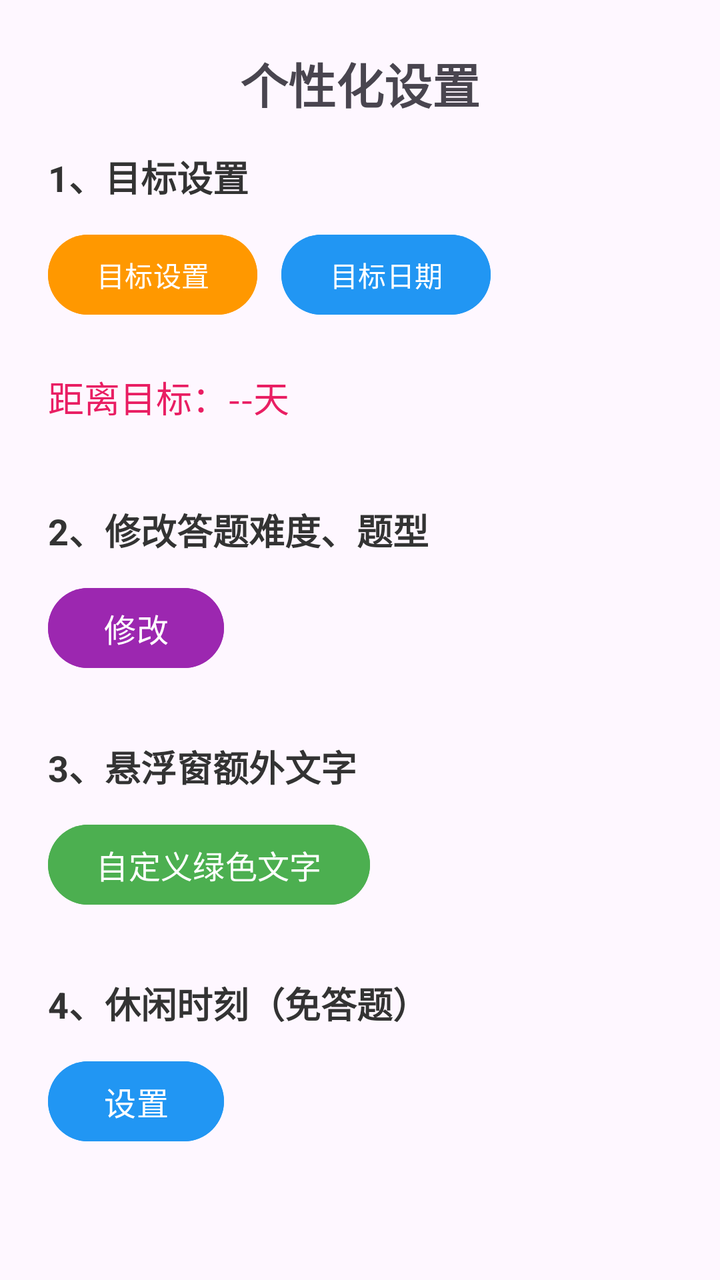
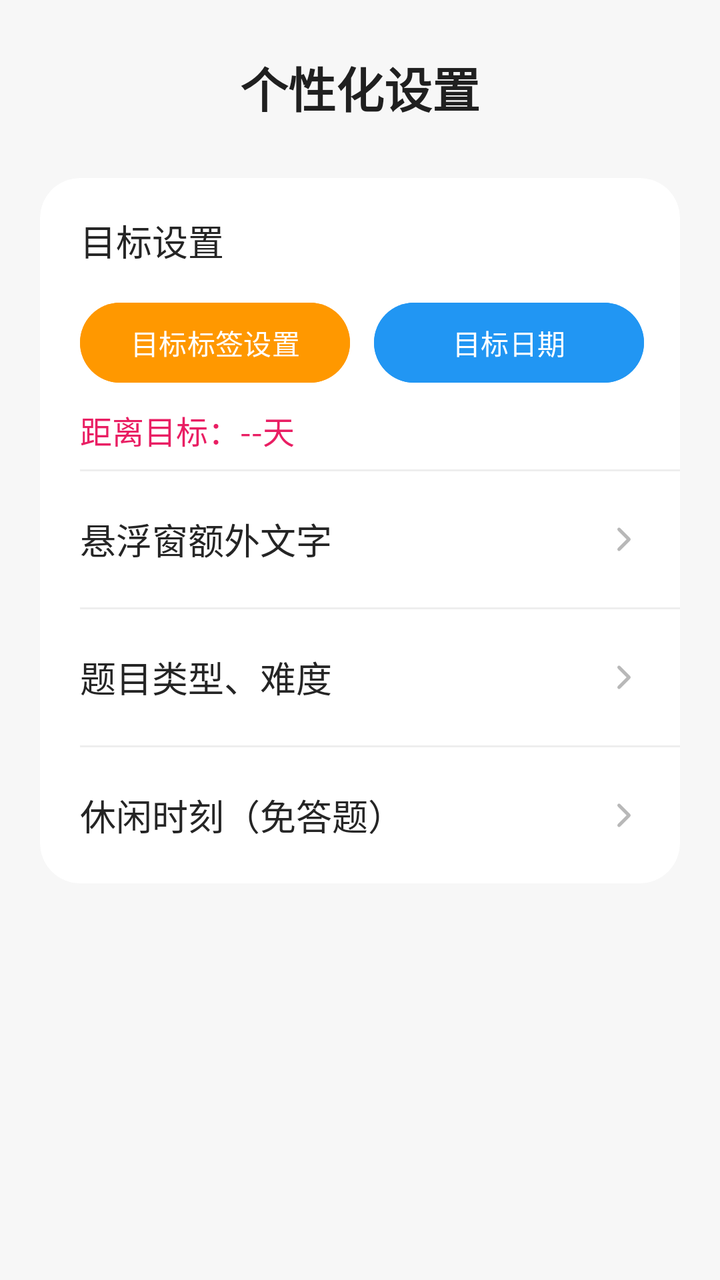

The first picture is an Android layout as it rendered before a commit; the second is the same layout after the commit. The layout source and the unified diff follow.
<!-- AndroidManifest.xml: application theme Theme.Basic -->
<!-- res/layout/fragment_goal.xml -->
<?xml version="1.0" encoding="utf-8"?>
<ScrollView xmlns:android="http://schemas.android.com/apk/res/android"
    android:layout_width="match_parent"
    android:layout_height="match_parent"
    android:fillViewport="true">

    <LinearLayout
        android:layout_width="match_parent"
        android:layout_height="wrap_content"
        android:orientation="vertical"
        android:padding="24dp">

        <TextView
            android:id="@+id/tv_goal_title"
            android:layout_width="match_parent"
            android:layout_height="wrap_content"
            android:gravity="center"
            android:text="个性化设置"
            android:textSize="24sp"
            android:textStyle="bold"
            android:layout_marginBottom="16dp" />

        <TextView
            android:layout_width="wrap_content"
            android:layout_height="wrap_content"
            android:text="1、目标设置"
            android:textSize="18sp"
            android:textColor="#333333"
            android:textStyle="bold"
            android:layout_marginBottom="12dp" />

        <LinearLayout
            android:layout_width="match_parent"
            android:layout_height="wrap_content"
            android:gravity="start"
            android:orientation="horizontal">

            <Button
                android:id="@+id/btn_tag_setting"
                android:layout_width="wrap_content"
                android:layout_height="wrap_content"
                android:layout_marginEnd="12dp"
                android:backgroundTint="#FF9800"
                android:text="目标设置" />

            <Button
                android:id="@+id/btn_target_date_setting"
                android:layout_width="wrap_content"
                android:layout_height="wrap_content"
                android:backgroundTint="#2196F3"
                android:text="目标日期" />

        </LinearLayout>

        <TextView
            android:id="@+id/tv_goal_countdown"
            android:layout_width="wrap_content"
            android:layout_height="wrap_content"
            android:text="距离目标：--天"
            android:textSize="18sp"
            android:textColor="#E91E63"
            android:layout_marginTop="24dp"
            android:layout_marginBottom="8dp" />

        
        <TextView
            android:layout_width="wrap_content"
            android:layout_height="wrap_content"
            android:text="2、修改答题难度、题型"
            android:textSize="18sp"
            android:textColor="#333333"
            android:textStyle="bold"
            android:layout_marginTop="32dp"
            android:layout_marginBottom="12dp" />

        <Button
            android:id="@+id/btn_math_difficulty"
            android:layout_width="wrap_content"
            android:layout_height="wrap_content"
            android:backgroundTint="#9C27B0"
            android:text="修改"
            android:textColor="#FFFFFF"
            android:textSize="16sp" />

        
        <TextView
            android:layout_width="wrap_content"
            android:layout_height="wrap_content"
            android:text="3、悬浮窗额外文字"
            android:textSize="18sp"
            android:textColor="#333333"
            android:textStyle="bold"
            android:layout_marginTop="32dp"
            android:layout_marginBottom="12dp" />

        <Button
            android:id="@+id/btn_floating_strict_reminder"
            android:layout_width="wrap_content"
            android:layout_height="wrap_content"
            android:backgroundTint="#4CAF50"
            android:text="自定义绿色文字"
            android:textColor="#FFFFFF"
            android:textSize="16sp" />

        <TextView
            android:layout_width="wrap_content"
            android:layout_height="wrap_content"
            android:layout_marginTop="32dp"
            android:layout_marginBottom="12dp"
            android:text="4、休闲时刻（免答题）"
            android:textColor="#333333"
            android:textSize="18sp"
            android:textStyle="bold" />

        <Button
            android:id="@+id/btn_leisure_time"
            android:layout_width="wrap_content"
            android:layout_height="wrap_content"
            android:backgroundTint="#2196F3"
            android:text="设置"
            android:textColor="#FFFFFF"
            android:textSize="16sp" />

    </LinearLayout>
</ScrollView>
<!-- resources referenced by this layout -->
<resources>
  <style name="Theme.Basic" parent="Base.Theme.Basic" />
  <style name="Base.Theme.Basic" parent="Theme.Material3.DayNight.NoActionBar">
          
          
      </style>
</resources>

<!-- the commit's change to res/layout/fragment_goal.xml (unified diff, before → after) -->
@@ -1,125 +1,212 @@
 <?xml version="1.0" encoding="utf-8"?>
 <ScrollView xmlns:android="http://schemas.android.com/apk/res/android"
+    xmlns:app="http://schemas.android.com/apk/res-auto"
     android:layout_width="match_parent"
     android:layout_height="match_parent"
-    android:fillViewport="true">
+    android:background="#F7F7F7"
+    android:clipToPadding="false"
+    android:fillViewport="true"
+    android:overScrollMode="never">
 
     <LinearLayout
         android:layout_width="match_parent"
         android:layout_height="wrap_content"
         android:orientation="vertical"
-        android:padding="24dp">
+        android:paddingStart="20dp"
+        android:paddingTop="26dp"
+        android:paddingEnd="20dp"
+        android:paddingBottom="32dp">
 
         <TextView
-            android:id="@+id/tv_goal_title"
             android:layout_width="match_parent"
             android:layout_height="wrap_content"
+            android:layout_marginBottom="28dp"
             android:gravity="center"
             android:text="个性化设置"
+            android:textColor="#202020"
             android:textSize="24sp"
-            android:textStyle="bold"
-            android:layout_marginBottom="16dp" />
-
-        <TextView
-            android:layout_width="wrap_content"
-            android:layout_height="wrap_content"
-            android:text="1、目标设置"
-            android:textSize="18sp"
-            android:textColor="#333333"
-            android:textStyle="bold"
-            android:layout_marginBottom="12dp" />
-
-        <LinearLayout
+            android:textStyle="bold" />
+
+        <androidx.cardview.widget.CardView
             android:layout_width="match_parent"
             android:layout_height="wrap_content"
-            android:gravity="start"
-            android:orientation="horizontal">
-
-            <Button
-                android:id="@+id/btn_tag_setting"
-                android:layout_width="wrap_content"
+            app:cardBackgroundColor="#FFFFFF"
+            app:cardCornerRadius="20dp"
+            app:cardElevation="0dp"
+            app:cardPreventCornerOverlap="true">
+
+            <LinearLayout
+                android:layout_width="match_parent"
                 android:layout_height="wrap_content"
-                android:layout_marginEnd="12dp"
-                android:backgroundTint="#FF9800"
-                android:text="目标设置" />
-
-            <Button
-                android:id="@+id/btn_target_date_setting"
-                android:layout_width="wrap_content"
-                android:layout_height="wrap_content"
-                android:backgroundTint="#2196F3"
-                android:text="目标日期" />
-
-        </LinearLayout>
-
-        <TextView
-            android:id="@+id/tv_goal_countdown"
-            android:layout_width="wrap_content"
-            android:layout_height="wrap_content"
-            android:text="距离目标：--天"
-            android:textSize="18sp"
-            android:textColor="#E91E63"
-            android:layout_marginTop="24dp"
-            android:layout_marginBottom="8dp" />
-
-        
-        <TextView
-            android:layout_width="wrap_content"
-            android:layout_height="wrap_content"
-            android:text="2、修改答题难度、题型"
-            android:textSize="18sp"
-            android:textColor="#333333"
-            android:textStyle="bold"
-            android:layout_marginTop="32dp"
-            android:layout_marginBottom="12dp" />
-
-        <Button
-            android:id="@+id/btn_math_difficulty"
-            android:layout_width="wrap_content"
-            android:layout_height="wrap_content"
-            android:backgroundTint="#9C27B0"
-            android:text="修改"
-            android:textColor="#FFFFFF"
-            android:textSize="16sp" />
-
-        
-        <TextView
-            android:layout_width="wrap_content"
-            android:layout_height="wrap_content"
-            android:text="3、悬浮窗额外文字"
-            android:textSize="18sp"
-            android:textColor="#333333"
-            android:textStyle="bold"
-            android:layout_marginTop="32dp"
-            android:layout_marginBottom="12dp" />
-
-        <Button
-            android:id="@+id/btn_floating_strict_reminder"
-            android:layout_width="wrap_content"
-            android:layout_height="wrap_content"
-            android:backgroundTint="#4CAF50"
-            android:text="自定义绿色文字"
-            android:textColor="#FFFFFF"
-            android:textSize="16sp" />
-
-        <TextView
-            android:layout_width="wrap_content"
-            android:layout_height="wrap_content"
-            android:layout_marginTop="32dp"
-            android:layout_marginBottom="12dp"
-            android:text="4、休闲时刻（免答题）"
-            android:textColor="#333333"
-            android:textSize="18sp"
-            android:textStyle="bold" />
-
-        <Button
-            android:id="@+id/btn_leisure_time"
-            android:layout_width="wrap_content"
-            android:layout_height="wrap_content"
-            android:backgroundTint="#2196F3"
-            android:text="设置"
-            android:textColor="#FFFFFF"
-            android:textSize="16sp" />
+                android:orientation="vertical">
+
+                <LinearLayout
+                    android:layout_width="match_parent"
+                    android:layout_height="wrap_content"
+                    android:orientation="vertical"
+                    android:paddingStart="20dp"
+                    android:paddingTop="18dp"
+                    android:paddingEnd="18dp"
+                    android:paddingBottom="8dp">
+
+                    <TextView
+                        android:layout_width="match_parent"
+                        android:layout_height="wrap_content"
+                        android:text="目标设置"
+                        android:textColor="#252525"
+                        android:textSize="18sp" />
+
+                    <LinearLayout
+                        android:layout_width="match_parent"
+                        android:layout_height="wrap_content"
+                        android:layout_marginTop="14dp"
+                        android:gravity="center_vertical"
+                        android:orientation="horizontal">
+
+                        <Button
+                            android:id="@+id/btn_tag_setting"
+                            android:layout_width="0dp"
+                            android:layout_height="wrap_content"
+                            android:layout_marginEnd="6dp"
+                            android:layout_weight="1"
+                            android:backgroundTint="#FF9800"
+                            android:minWidth="0dp"
+                            android:paddingStart="8dp"
+                            android:paddingEnd="8dp"
+                            android:text="目标标签设置"
+                            android:textAllCaps="false" />
+
+                        <Button
+                            android:id="@+id/btn_target_date_setting"
+                            android:layout_width="0dp"
+                            android:layout_height="wrap_content"
+                            android:layout_marginStart="6dp"
+                            android:layout_weight="1"
+                            android:backgroundTint="#2196F3"
+                            android:minWidth="0dp"
+                            android:paddingStart="8dp"
+                            android:paddingEnd="8dp"
+                            android:text="目标日期"
+                            android:textAllCaps="false" />
+
+                    </LinearLayout>
+
+                    <TextView
+                        android:id="@+id/tv_goal_countdown"
+                        android:layout_width="match_parent"
+                        android:layout_height="wrap_content"
+                        android:layout_marginTop="8dp"
+                        android:text="距离目标：--天"
+                        android:textColor="#E91E63"
+                        android:textSize="16sp" />
+
+                </LinearLayout>
+
+                <View
+                    android:layout_width="match_parent"
+                    android:layout_height="1dp"
+                    android:layout_marginStart="20dp"
+                    android:background="#EEEEEE" />
+
+                <LinearLayout
+                    android:id="@+id/btn_floating_strict_reminder"
+                    android:layout_width="match_parent"
+                    android:layout_height="68dp"
+                    android:background="?attr/selectableItemBackground"
+                    android:clickable="true"
+                    android:focusable="true"
+                    android:gravity="center_vertical"
+                    android:orientation="horizontal"
+                    android:paddingStart="20dp"
+                    android:paddingEnd="18dp">
+
+                    <TextView
+                        android:layout_width="0dp"
+                        android:layout_height="wrap_content"
+                        android:layout_weight="1"
+                        android:text="悬浮窗额外文字"
+                        android:textColor="#252525"
+                        android:textSize="18sp" />
+
+                    <ImageView
+                        android:layout_width="20dp"
+                        android:layout_height="20dp"
+                        android:contentDescription="@null"
+                        android:src="@drawable/ic_menu_chevron" />
+
+                </LinearLayout>
+
+                <View
+                    android:layout_width="match_parent"
+                    android:layout_height="1dp"
+                    android:layout_marginStart="20dp"
+                    android:background="#EEEEEE" />
+
+                <LinearLayout
+                    android:id="@+id/btn_math_difficulty"
+                    android:layout_width="match_parent"
+                    android:layout_height="68dp"
+                    android:background="?attr/selectableItemBackground"
+                    android:clickable="true"
+                    android:focusable="true"
+                    android:gravity="center_vertical"
+                    android:orientation="horizontal"
+                    android:paddingStart="20dp"
+                    android:paddingEnd="18dp">
+
+                    <TextView
+                        android:layout_width="0dp"
+                        android:layout_height="wrap_content"
+                        android:layout_weight="1"
+                        android:text="题目类型、难度"
+                        android:textColor="#252525"
+                        android:textSize="18sp" />
+
+                    <ImageView
+                        android:layout_width="20dp"
+                        android:layout_height="20dp"
+                        android:contentDescription="@null"
+                        android:src="@drawable/ic_menu_chevron" />
+
+                </LinearLayout>
+
+                <View
+                    android:layout_width="match_parent"
+                    android:layout_height="1dp"
+                    android:layout_marginStart="20dp"
+                    android:background="#EEEEEE" />
+
+                <LinearLayout
+                    android:id="@+id/btn_leisure_time"
+                    android:layout_width="match_parent"
+                    android:layout_height="68dp"
+                    android:background="?attr/selectableItemBackground"
+                    android:clickable="true"
+                    android:focusable="true"
+                    android:gravity="center_vertical"
+                    android:orientation="horizontal"
+                    android:paddingStart="20dp"
+                    android:paddingEnd="18dp">
+
+                    <TextView
+                        android:layout_width="0dp"
+                        android:layout_height="wrap_content"
+                        android:layout_weight="1"
+                        android:text="休闲时刻（免答题）"
+                        android:textColor="#252525"
+                        android:textSize="18sp" />
+
+                    <ImageView
+                        android:layout_width="20dp"
+                        android:layout_height="20dp"
+                        android:contentDescription="@null"
+                        android:src="@drawable/ic_menu_chevron" />
+
+                </LinearLayout>
+
+            </LinearLayout>
+
+        </androidx.cardview.widget.CardView>
 
     </LinearLayout>
 </ScrollView>
<!-- resource entries referenced after the edit -->
@@ -1,5 +1,19 @@
 <!-- resources referenced by this layout -->
 <resources>
+  <!-- drawable ic_menu_chevron (drawable) -->
+  <vector xmlns:android="http://schemas.android.com/apk/res/android"
+      android:width="24dp"
+      android:height="24dp"
+      android:viewportWidth="24"
+      android:viewportHeight="24">
+      <path
+          android:fillColor="@android:color/transparent"
+          android:pathData="M9,6 L15,12 L9,18"
+          android:strokeColor="#B8B8B8"
+          android:strokeLineCap="round"
+          android:strokeLineJoin="round"
+          android:strokeWidth="2" />
+  </vector>
   <style name="Theme.Basic" parent="Base.Theme.Basic" />
   <style name="Base.Theme.Basic" parent="Theme.Material3.DayNight.NoActionBar">
           
